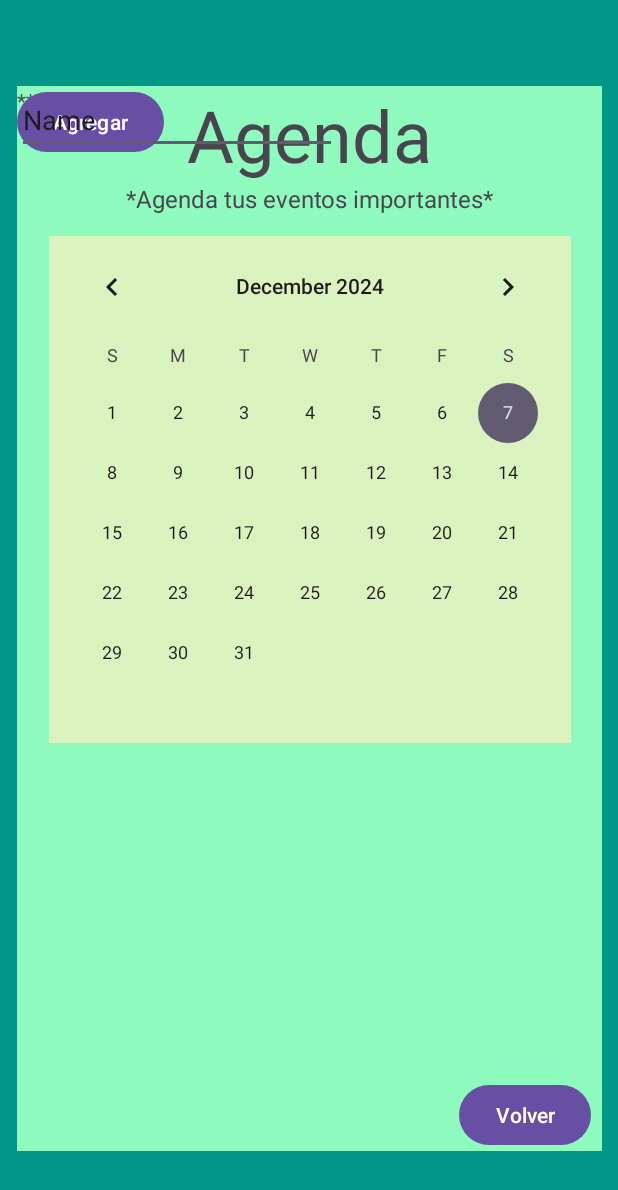
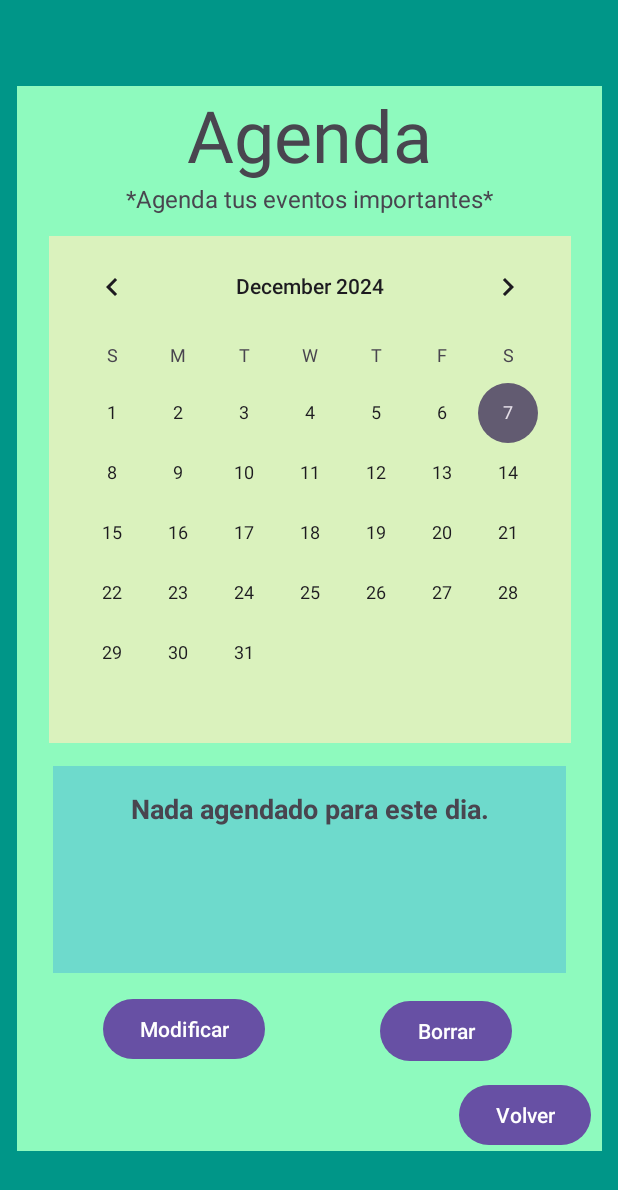
Before and after one commit to N4ch002/HappyAppV2, an Android app: the AgendaActivity screen opened directly, with no data from a screen before it, on a phone screen of 412 x 824 dp. Shown: the top 1190 px of the screen. Run offline under Robolectric (Android 15) with nearby library versions, the phone set to English and light mode, and no system bars.

Commit message:
AgendaLayout funcionalidad basica agregada, falta conexion a BD

```diff
--- a/app/src/main/java/cl/ipvg/happyappv2/AgendaActivity.java
+++ b/app/src/main/java/cl/ipvg/happyappv2/AgendaActivity.java
@@ -4,16 +4,20 @@ import android.content.Intent;
 import android.os.Bundle;
 import android.view.View;
 import android.widget.Button;
+import android.widget.CalendarView;
+import android.widget.EditText;
+import android.widget.TextView;
 
 import androidx.activity.EdgeToEdge;
 import androidx.appcompat.app.AppCompatActivity;
-import androidx.core.graphics.Insets;
-import androidx.core.view.ViewCompat;
-import androidx.core.view.WindowInsetsCompat;
 
 public class AgendaActivity extends AppCompatActivity {
 
-    Button btRegresarAgenda;
+    Button btRegresarAgenda, btModificar, btBorrarHoy, btGuardar;
+    CalendarView calendarView;
+    TextView tvEventos;
+    EditText etModificarAgenda;
+
     @Override
     protected void onCreate(Bundle savedInstanceState) {
         super.onCreate(savedInstanceState);
@@ -21,14 +25,60 @@ public class AgendaActivity extends AppCompatActivity {
         setContentView(R.layout.activity_agenda);
 
         btRegresarAgenda = findViewById(R.id.btRegresarAgenda);
+        btModificar = findViewById(R.id.btModificar);
+        btBorrarHoy = findViewById(R.id.btBorrarHoy);
+        calendarView = findViewById(R.id.calendarView);
+        tvEventos = findViewById(R.id.textViewEventos);
+        etModificarAgenda = findViewById(R.id.editTextModificarAgenda);
+        btGuardar = findViewById(R.id.btGuardar);
 
-        Intent intentregresaragenda = new Intent(this, MainActivity2.class);
+        String UserId = getIntent().getStringExtra("USER_ID");
 
         btRegresarAgenda.setOnClickListener(new View.OnClickListener() {
             @Override
             public void onClick(View view) {
-                startActivity(intentregresaragenda);
+
+                //regresar userid
+                Intent intent = new Intent(getApplicationContext(), MainActivity2.class);
+                intent.putExtra("USER_ID", UserId);
+                startActivity(intent);
+
             }
         });
+
+        btModificar.setOnClickListener(new View.OnClickListener() {
+            @Override
+            public void onClick(View view) {
+
+                //Cambiar a vista de modificar
+                tvEventos.setVisibility(View.INVISIBLE);
+                etModificarAgenda.setVisibility(View.VISIBLE);
+                btModificar.setVisibility(View.INVISIBLE);
+                btGuardar.setVisibility(View.VISIBLE);
+                btBorrarHoy.setVisibility(View.INVISIBLE);
+
+            }
+        });
+
+
+        btGuardar.setOnClickListener(new View.OnClickListener() {
+            @Override
+            public void onClick(View view) {
+                //volver a modo normal
+                tvEventos.setVisibility(View.VISIBLE);
+                etModificarAgenda.setVisibility(View.INVISIBLE);
+                etModificarAgenda.setText("");
+                btModificar.setVisibility(View.VISIBLE);
+                btGuardar.setVisibility(View.INVISIBLE);
+                btBorrarHoy.setVisibility(View.VISIBLE);
+
+                //guardar cambios
+
+
+
+            }
+            });
+
+
+            }
     }
-}
--- /dev/null
+++ b/app/src/main/java/cl/ipvg/happyappv2/Classes/Agenda.java
@@ -0,0 +1,18 @@
+package cl.ipvg.happyappv2.Classes;
+
+import android.widget.Toast;
+
+import com.google.firebase.firestore.DocumentReference;
+import com.google.firebase.firestore.DocumentSnapshot;
+import com.google.firebase.firestore.FieldValue;
+import com.google.firebase.firestore.FirebaseFirestore;
+
+import java.util.HashMap;
+import java.util.Map;
+
+public class Agenda {
+
+
+
+
+}
--- a/app/src/main/java/cl/ipvg/happyappv2/Classes/Users.java
+++ b/app/src/main/java/cl/ipvg/happyappv2/Classes/Users.java
@@ -19,7 +19,6 @@ import com.google.firebase.firestore.QuerySnapshot;
 import java.util.HashMap;
 import java.util.Map;
 
-import cl.ipvg.happyappv2.MainActivity;
 
  public class Users {
 
--- a/app/src/main/res/layout/activity_agenda.xml
+++ b/app/src/main/res/layout/activity_agenda.xml
@@ -62,31 +62,82 @@
             app:layout_constraintStart_toStartOf="parent"
             app:layout_constraintTop_toTopOf="parent" />
 
-        <TextView
-            android:id="@+id/textViewNota"
+        <Button
+            android:id="@+id/btModificar"
             android:layout_width="wrap_content"
             android:layout_height="wrap_content"
-            android:text="****"
-            tools:layout_editor_absoluteX="64dp"
-            tools:layout_editor_absoluteY="563dp" />
+            android:layout_marginEnd="19dp"
+            android:layout_marginBottom="57dp"
+            android:text="Modificar"
+            app:layout_constraintBottom_toBottomOf="parent"
+            app:layout_constraintEnd_toStartOf="@+id/btBorrarHoy"
+            app:layout_constraintStart_toStartOf="parent"
+            tools:ignore="DuplicateClickableBoundsCheck" />
 
         <Button
-            android:id="@+id/btAgregar"
+            android:id="@+id/btGuardar"
             android:layout_width="wrap_content"
             android:layout_height="wrap_content"
-            android:text="Agregar"
-            tools:layout_editor_absoluteX="244dp"
-            tools:layout_editor_absoluteY="456dp" />
+            android:layout_marginEnd="19dp"
+            android:layout_marginBottom="57dp"
+            android:text="Guardar"
+            android:visibility="invisible"
+            app:layout_constraintBottom_toBottomOf="parent"
+            app:layout_constraintEnd_toStartOf="@+id/btBorrarHoy"
+            app:layout_constraintStart_toStartOf="parent" />
 
-        <EditText
-            android:id="@+id/editTextText"
+        <Button
+            android:id="@+id/btBorrarHoy"
             android:layout_width="wrap_content"
             android:layout_height="wrap_content"
-            android:ems="10"
-            android:inputType="text"
-            android:text="Name"
-            tools:layout_editor_absoluteX="20dp"
-            tools:layout_editor_absoluteY="457dp" />
+            android:layout_marginEnd="36dp"
+            android:layout_marginBottom="8dp"
+            android:text="Borrar"
+            app:layout_constraintBottom_toTopOf="@+id/btRegresarAgenda"
+            app:layout_constraintEnd_toEndOf="@+id/constraintLayout" />
+
+        <androidx.constraintlayout.widget.ConstraintLayout
+            android:id="@+id/constraintLayout"
+            android:layout_width="0dp"
+            android:layout_height="0dp"
+            android:layout_marginStart="24dp"
+            android:layout_marginTop="15dp"
+            android:layout_marginEnd="24dp"
+            android:layout_marginBottom="13dp"
+            android:background="#A65FCAD4"
+            app:layout_constraintBottom_toTopOf="@+id/btModificar"
+            app:layout_constraintEnd_toEndOf="parent"
+            app:layout_constraintStart_toStartOf="parent"
+            app:layout_constraintTop_toBottomOf="@+id/calendarView">
+
+            <TextView
+                android:id="@+id/textViewEventos"
+                android:layout_width="wrap_content"
+                android:layout_height="0dp"
+                android:layout_marginTop="16dp"
+                android:text="Nada agendado para este dia."
+                android:textAppearance="@style/TextAppearance.AppCompat.Medium"
+                android:textStyle="bold"
+                app:layout_constraintEnd_toEndOf="parent"
+                app:layout_constraintStart_toStartOf="parent"
+                app:layout_constraintTop_toTopOf="parent" />
+
+            <EditText
+                android:id="@+id/editTextModificarAgenda"
+                android:layout_width="0dp"
+                android:layout_height="0dp"
+                android:layout_marginStart="5dp"
+                android:layout_marginTop="12dp"
+                android:layout_marginEnd="5dp"
+                android:layout_marginBottom="12dp"
+                android:ems="10"
+                android:inputType="text"
+                android:visibility="invisible"
+                app:layout_constraintBottom_toBottomOf="parent"
+                app:layout_constraintEnd_toEndOf="parent"
+                app:layout_constraintStart_toStartOf="parent"
+                app:layout_constraintTop_toTopOf="parent" />
+        </androidx.constraintlayout.widget.ConstraintLayout>
 
     </androidx.constraintlayout.widget.ConstraintLayout>
 </androidx.constraintlayout.widget.ConstraintLayout>
```
